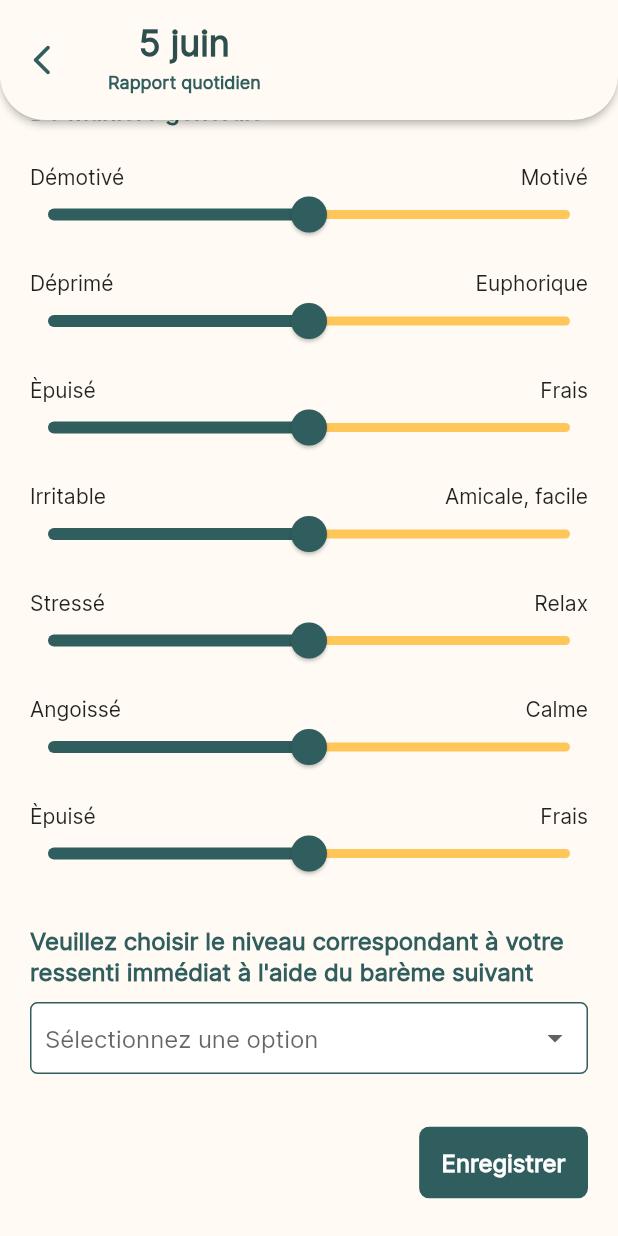
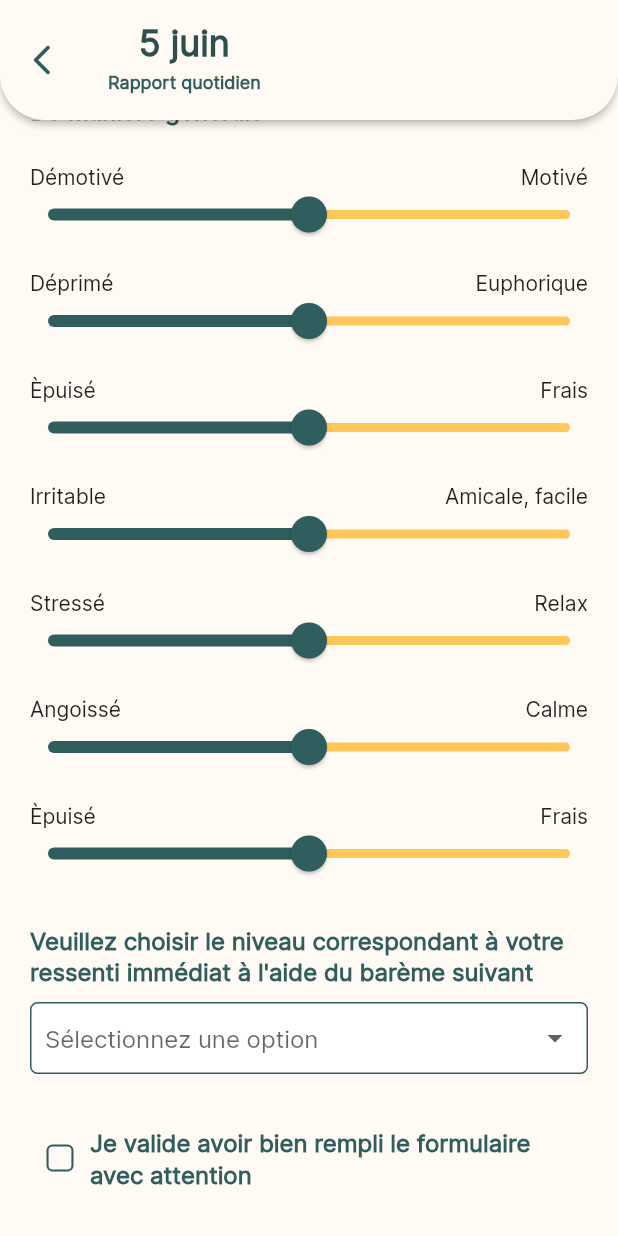
Before and after one commit to justin20100/sloth, a Flutter app: the DReportForm screen opened by its route, scrolled down 974 dp, on a phone screen of 412 x 824 dp. Run offline on Flutter 3.47's test engine with Material 2 defaults, Android fonts, the phone set to English and light mode, and no system bars; our stand-ins replace cloud_firestore, email_validator, firebase_auth, firebase_core, introduction_screen and 1 more; missing offline and left inert: dart:ffi; accounts and stored records are empty; generated files the repository leaves out were written again.

Commit message:
Day report form working with events model

```diff
--- /dev/null
+++ b/lib/tools/functions.dart
@@ -0,0 +1,6 @@
+import 'package:firebase_auth/firebase_auth.dart';
+
+String getUserID(){
+  String id = FirebaseAuth.instance.currentUser!.uid;
+  return id;
+}
--- a/lib/views/events/dreport_form.dart
+++ b/lib/views/events/dreport_form.dart
@@ -1,4 +1,6 @@
 import 'package:flutter/material.dart';
+import 'package:sloth/models/EventsModel.dart';
+import 'package:sloth/tools/functions.dart';
 import '../../routes/routes.dart';
 import '../../styles/constants.dart';
 import '../../tools/button.dart';
@@ -12,6 +14,7 @@ class DReportForm extends StatefulWidget {
 }
 
 class _DReportFormState extends State<DReportForm> {
+  final EventsModel _eventsModel = EventsModel();
   TextEditingController _WakeUpController = TextEditingController();
   TextEditingController _SleepController = TextEditingController();
   final _dReportFormKey = GlobalKey<FormState>();
@@ -26,8 +29,11 @@ class _DReportFormState extends State<DReportForm> {
   late double _stress = 2.5;
   late double _anxiety = 2.5;
   late double _fatigue = 2.5;
+  late DateTime _sleep;
+  late DateTime _wakeup;
   String? _fellingLevel;
-
+  bool _checkformdone = false;
+  String user_id ="";
   List<String> feelingLevelList = [
     'Extrêmement éveillé : 1',
     'Très éveillé : 2',
@@ -48,6 +54,7 @@ class _DReportFormState extends State<DReportForm> {
     );
 
     if (pickedTime != null) {
+      _wakeup = DateTime(kToday.year, kToday.month, kToday.day, pickedTime.hour, pickedTime.minute);
       // Format the selected time as desired
       String formattedTime = pickedTime.format(context);
       setState(() {
@@ -63,6 +70,7 @@ class _DReportFormState extends State<DReportForm> {
     );
 
     if (pickedTime != null) {
+      _sleep = DateTime(kToday.year, kToday.month, kToday.day, pickedTime.hour, pickedTime.minute);;
       // Format the selected time as desired
       String formattedTime = pickedTime.format(context);
       setState(() {
@@ -73,6 +81,7 @@ class _DReportFormState extends State<DReportForm> {
 
   @override
   void initState() {
+    user_id = getUserID();
     super.initState();
   }
 
@@ -737,6 +746,60 @@ class _DReportFormState extends State<DReportForm> {
                     ),
                   ),
 
+                  // check form done
+                  const SizedBox(
+                    height: kBigVerticalSpacer,
+                  ),
+                  Row(
+                    children: [
+                      FormField<bool>(
+                        validator: (value) {
+                          if (_checkformdone == false) {
+                            return 'Required.';
+                          }
+                        },
+                        builder: (FormFieldState<bool> field) {
+                          return Column(
+                            crossAxisAlignment: CrossAxisAlignment
+                                .start,
+                            children: [
+                              Checkbox(
+                                activeColor: kColorGreen,
+                                checkColor: kColorYellow,
+                                side: MaterialStateBorderSide
+                                    .resolveWith(
+                                      (states) =>
+                                      BorderSide(
+                                        width: 1.4,
+                                        color: field.hasError
+                                            ? kColorRed
+                                            : kColorGreen,
+                                      ),
+                                ),
+                                shape: RoundedRectangleBorder(
+                                  borderRadius: BorderRadius.circular(
+                                      4),
+                                ),
+                                materialTapTargetSize: MaterialTapTargetSize
+                                    .shrinkWrap,
+                                value: _checkformdone,
+                                onChanged: (value) {
+                                  setState(() {
+                                    _checkformdone = value!;
+                                    field.didChange(value);
+                                  });
+                                },
+                              ),
+                            ],
+                          );
+                        },
+                      ),
+                      const Expanded(
+                          child: Text("Je valide avoir bien rempli le formulaire avec attention", style: kLabelGreenText,)
+                      )
+                    ],
+                  ),
+
                   // Button
                   SizedBox(
                     height: kBigVerticalSpacer,
@@ -748,6 +811,7 @@ class _DReportFormState extends State<DReportForm> {
                         onPressed: () {
                           if (_dReportFormKey.currentState != null &&
                               _dReportFormKey.currentState!.validate()) {
+                            _eventsModel.createDReport(kToday, _anxiety, _cognitiveevaluation, _euphoria, _mood, _moreinfos, _motivation, _physiqueevaluation, _sleep, _sleepevaluation, _state, _stress, _wakeup, user_id);
                             Navigator.pushNamed(context, kHomeRoute);
                           }
                         }),
```
Also changed, not shown: lib/models/EventsModel.dart (added, +49 -0 lines).
